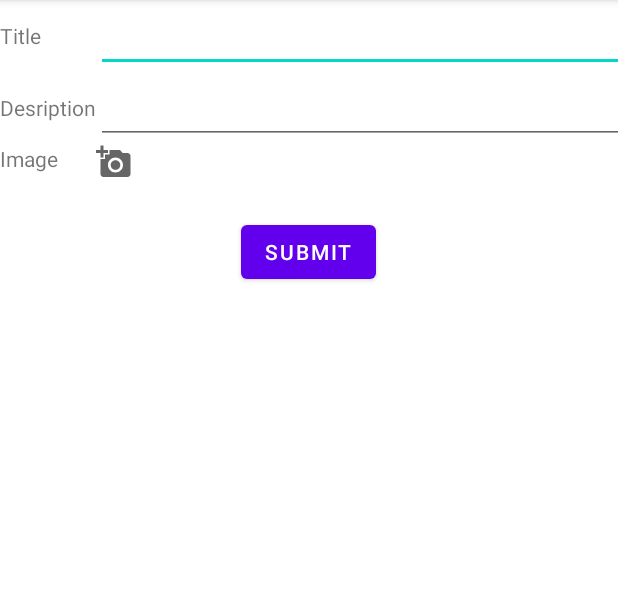
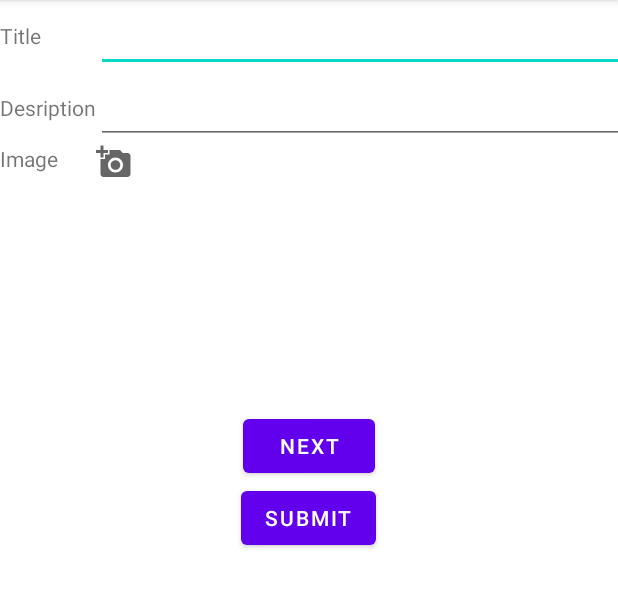
Before and after one commit to Lcren123/ecomplaint, an Android app: the ComplainActivity screen opened directly, with no data from a screen before it, on a phone screen of 412 x 824 dp, the part 84-692 px from its top. Run offline under Robolectric (Android 15) with nearby library versions, the phone set to English and light mode, and no system bars; pictures from the network do not load.

Commit message:
Add photo from gallery

```diff
--- a/app/src/main/java/com/utem/mobile/ecomplaint/ComplainActivity.java
+++ b/app/src/main/java/com/utem/mobile/ecomplaint/ComplainActivity.java
@@ -2,13 +2,125 @@ package com.utem.mobile.ecomplaint;
 
 import androidx.appcompat.app.AppCompatActivity;
 
+import android.content.ClipData;
+import android.content.Intent;
+import android.net.Uri;
 import android.os.Bundle;
+import android.view.View;
+import android.widget.Button;
+import android.widget.ImageSwitcher;
+import android.widget.ImageView;
+import android.widget.LinearLayout;
+import android.widget.TextView;
+import android.widget.Toast;
+import android.widget.ViewSwitcher;
+
+import java.util.ArrayList;
+import java.util.List;
 
 public class ComplainActivity extends AppCompatActivity {
+
+    Button nextBtn;
+    ImageView addImageBtn;
+    ImageSwitcher imageView;
+    int PICK_IMAGE_MULTIPLE = 1;
+    String imageEncoded;
+    TextView txtTotal;
+    ArrayList<Uri> mArrayUri;
+    int position = 0;
+    List<String> imagesEncodedList;
+
 
     @Override
     protected void onCreate(Bundle savedInstanceState) {
         super.onCreate(savedInstanceState);
         setContentView(R.layout.activity_complain);
+
+        nextBtn=findViewById(R.id.nextBtn);
+        txtTotal = findViewById(R.id.txtTotal);
+        imageView = findViewById(R.id.image);
+        addImageBtn = findViewById(R.id.addImageBtn);
+        mArrayUri = new ArrayList<Uri>();
+
+        // showing all images in imageswitcher
+        imageView.setFactory(new ViewSwitcher.ViewFactory() {
+            @Override
+            public View makeView() {
+                ImageView imageView1 = new ImageView(getApplicationContext());
+                imageView1.setScaleType(ImageView.ScaleType.FIT_CENTER);
+                imageView1.setLayoutParams(new ImageSwitcher.LayoutParams(LinearLayout.LayoutParams.FILL_PARENT, LinearLayout.LayoutParams.FILL_PARENT));
+                return imageView1;
+            }
+        });
+
+        // click here to select image
+        addImageBtn.setOnClickListener(new View.OnClickListener() {
+            @Override
+            public void onClick(View v) {
+
+                // initialising intent
+                Intent intent = new Intent();
+
+                // setting type to select to be image
+                intent.setType("image/*");
+
+                // allowing multiple image to be selected
+                intent.setAction(Intent.ACTION_GET_CONTENT);
+                intent.putExtra(Intent.EXTRA_ALLOW_MULTIPLE, true);
+
+                startActivityForResult(Intent.createChooser(intent, "Select Picture"), PICK_IMAGE_MULTIPLE);
+            }
+        });
+
+        // click here to select next image
+        nextBtn.setOnClickListener(new View.OnClickListener() {
+            @Override
+            public void onClick(View v) {
+                if (position < mArrayUri.size() - 1) {
+                    // increase the position by 1
+                    position++;
+                    imageView.setImageURI(mArrayUri.get(position));
+                }else if (position==0)
+                    Toast.makeText(ComplainActivity.this, "No Image", Toast.LENGTH_LONG).show();
+                else {
+                    Toast.makeText(ComplainActivity.this, "Last Image", Toast.LENGTH_LONG).show();
+
+                }
+            }
+        });
+    }
+
+    @Override
+    protected void onActivityResult(int requestCode, int resultCode, Intent data) {
+        super.onActivityResult(requestCode, resultCode, data);
+        // When an Image is picked
+        if (requestCode == PICK_IMAGE_MULTIPLE && resultCode == RESULT_OK && null != data) {
+            // Get the Image from data
+            if (data.getClipData() != null) {
+                ClipData mClipData = data.getClipData();
+                int cout = data.getClipData().getItemCount();
+                for (int i = 0; i < cout; i++) {
+                    // adding imageuri in array
+                    Uri imageurl = data.getClipData().getItemAt(i).getUri();
+                    mArrayUri.add(imageurl);
+
+                }
+                System.out.print(cout);
+                // setting 1st selected image into image switcher
+                imageView.setImageURI(mArrayUri.get(0));
+                position = 0;
+            } else {
+
+                Uri imageurl = data.getData();
+                mArrayUri.add(imageurl);
+                imageView.setImageURI(mArrayUri.get(0));
+                position = 0;
+                //Toast.makeText(this, mArrayUri.size(), Toast.LENGTH_LONG).show();
+
+            }
+        } else {
+            // show this if no image is selected
+            Toast.makeText(this, "You haven't picked Image", Toast.LENGTH_LONG).show();
+        }
     }
 }
--- a/app/src/main/res/layout/activity_complain.xml
+++ b/app/src/main/res/layout/activity_complain.xml
@@ -29,7 +29,8 @@
             android:layout_height="wrap_content"
             android:layout_alignParentTop="true"
             android:gravity="right"
-            android:minHeight="48dp" />
+            android:minHeight="48dp"
+            android:inputType="text"/>
 
         <TextView
             android:labelFor="@+id/txtDescription"
@@ -43,7 +44,8 @@
             android:layout_height="wrap_content"
             android:layout_alignParentTop="true"
             android:gravity="right"
-            android:minHeight="48dp" />
+            android:minHeight="48dp"
+            android:inputType="text"/>
 
         <TextView
             android:layout_width="wrap_content"
@@ -53,13 +55,34 @@
 
         <ImageView
             android:src="@drawable/ic_addimage"
-
+            android:id="@+id/addImageBtn"
             />
 
 
 
     </GridLayout>
 
+    <TextView
+        android:id="@+id/txtTotal"
+        android:layout_width="match_parent"
+        android:layout_height="wrap_content"
+        android:textColor="#000"
+        android:textSize="22sp"
+        android:textStyle="bold" />
+
+    <ImageSwitcher
+        android:id="@+id/image"
+        android:layout_width="100dp"
+        android:layout_height="100dp"
+        android:layout_gravity="center"
+        />
+    <Button
+        android:id="@+id/nextBtn"
+        android:layout_width="wrap_content"
+        android:layout_height="wrap_content"
+        android:layout_gravity="center"
+        android:text="Next"
+        android:minHeight="48dp" />
     <Button
         android:layout_width="wrap_content"
         android:layout_height="wrap_content"
```
Also changed, not shown: app/src/main/java/com/utem/mobile/ecomplaint/LoginActivity.java (+7 -0 lines), app/src/main/res/layout/activity_login.xml (+8 -0 lines).
